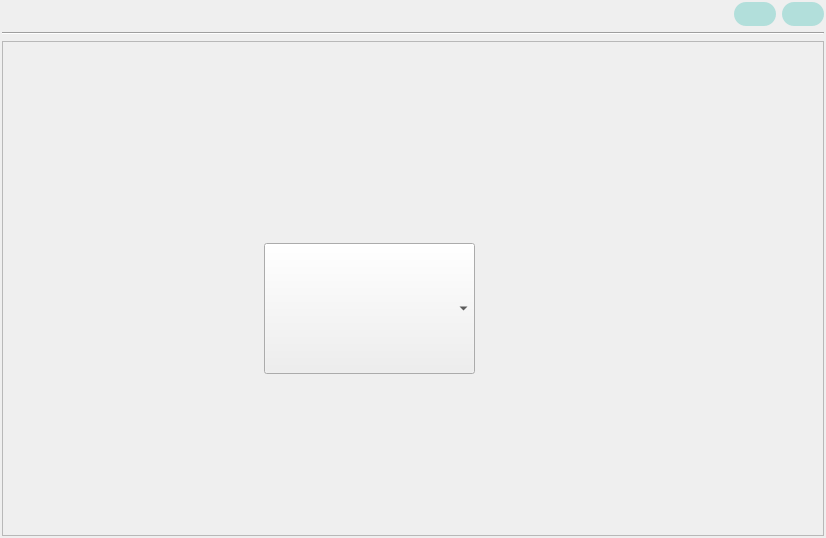
zadockmaloba/ProcurementSys, file hrappemployeeview.ui: the form before one commit.
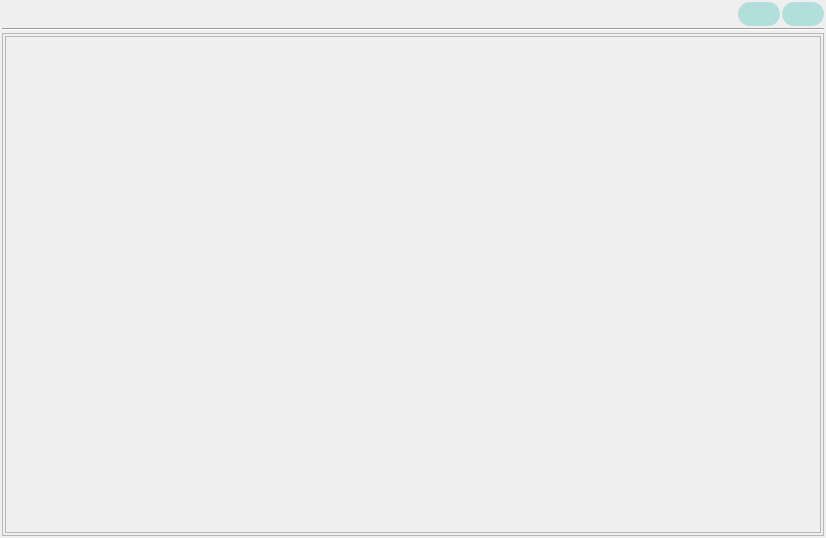
The form after the commit. The open tabs and pages were chosen to show the change. Icons and pictures are not drawn.

```diff
--- a/hrappemployeeview.ui
+++ b/hrappemployeeview.ui
@@ -421,6 +421,9 @@
 </string>
   </property>
   <layout class="QVBoxLayout" name="verticalLayout">
+   <property name="spacing">
+    <number>2</number>
+   </property>
    <property name="leftMargin">
     <number>2</number>
    </property>
@@ -435,6 +438,9 @@
    </property>
    <item>
     <layout class="QHBoxLayout" name="horizontalLayout_3">
+     <property name="spacing">
+      <number>2</number>
+     </property>
      <item>
       <spacer name="horizontalSpacer">
        <property name="orientation">
@@ -921,18 +927,51 @@
      </widget>
      <widget class="QWidget" name="cardPage">
       <layout class="QHBoxLayout" name="horizontalLayout_2">
+       <property name="leftMargin">
+        <number>1</number>
+       </property>
+       <property name="topMargin">
+        <number>1</number>
+       </property>
+       <property name="rightMargin">
+        <number>1</number>
+       </property>
+       <property name="bottomMargin">
+        <number>1</number>
+       </property>
        <item>
         <widget class="QWidget" name="widget" native="true">
-         <widget class="QComboBox" name="comboBox">
-          <property name="geometry">
-           <rect>
-            <x>250</x>
-            <y>190</y>
-            <width>211</width>
-            <height>131</height>
-           </rect>
+         <layout class="QHBoxLayout" name="horizontalLayout_4">
+          <property name="leftMargin">
+           <number>1</number>
           </property>
-         </widget>
+          <property name="topMargin">
+           <number>1</number>
+          </property>
+          <property name="rightMargin">
+           <number>1</number>
+          </property>
+          <property name="bottomMargin">
+           <number>1</number>
+          </property>
+          <item>
+           <widget class="QScrollArea" name="cardPageScrollArea">
+            <property name="widgetResizable">
+             <bool>true</bool>
+            </property>
+            <widget class="QWidget" name="scrollAreaWidgetContents">
+             <property name="geometry">
+              <rect>
+               <x>0</x>
+               <y>0</y>
+               <width>814</width>
+               <height>491</height>
+              </rect>
+             </property>
+            </widget>
+           </widget>
+          </item>
+         </layout>
         </widget>
        </item>
       </layout>
```
